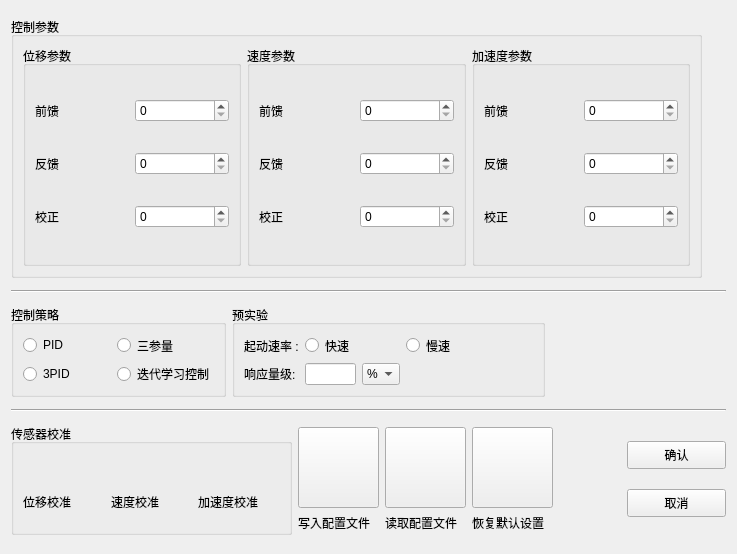
Above: control_param.ui from JJXiangJiaoJun/my_popwil before the change. Below: the same form after it.
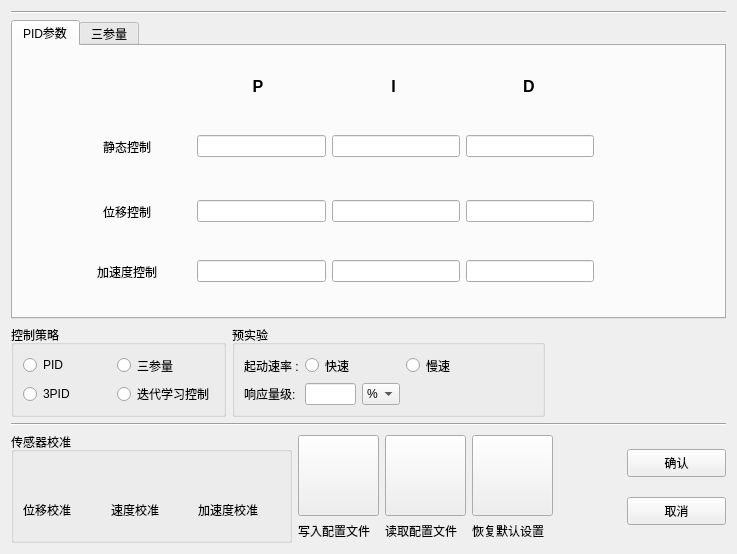
That is the form after the change. Icons and pictures are not drawn.

Commit message: add control paramter

The edit to the form file:
```diff
--- a/control_param.ui
+++ b/control_param.ui
@@ -24,216 +24,6 @@
    <string notr="true"/>
   </property>
   <layout class="QGridLayout" name="gridLayout_10">
-   <item row="0" column="0" colspan="3">
-    <widget class="QGroupBox" name="PIDset">
-     <property name="minimumSize">
-      <size>
-       <width>691</width>
-       <height>261</height>
-      </size>
-     </property>
-     <property name="maximumSize">
-      <size>
-       <width>691</width>
-       <height>261</height>
-      </size>
-     </property>
-     <property name="title">
-      <string>控制参数</string>
-     </property>
-     <layout class="QGridLayout" name="gridLayout_4">
-      <item row="0" column="0">
-       <widget class="QGroupBox" name="P">
-        <property name="title">
-         <string>位移参数</string>
-        </property>
-        <layout class="QGridLayout" name="gridLayout_5">
-         <item row="0" column="0">
-          <widget class="QLabel" name="pos_P">
-           <property name="text">
-            <string>前馈</string>
-           </property>
-          </widget>
-         </item>
-         <item row="0" column="1">
-          <widget class="QSpinBox" name="pos_p_Box"/>
-         </item>
-         <item row="1" column="0">
-          <widget class="QLabel" name="pos_I">
-           <property name="text">
-            <string>反馈</string>
-           </property>
-          </widget>
-         </item>
-         <item row="1" column="1">
-          <widget class="QSpinBox" name="pos_i_box"/>
-         </item>
-         <item row="2" column="0">
-          <widget class="QLabel" name="pos_D">
-           <property name="text">
-            <string>校正</string>
-           </property>
-          </widget>
-         </item>
-         <item row="2" column="1">
-          <widget class="QSpinBox" name="pos_d_box"/>
-         </item>
-        </layout>
-       </widget>
-      </item>
-      <item row="0" column="1">
-       <widget class="QGroupBox" name="v">
-        <property name="title">
-         <string>速度参数</string>
-        </property>
-        <layout class="QGridLayout" name="gridLayout">
-         <item row="0" column="0">
-          <widget class="QLabel" name="velocity_P">
-           <property name="text">
-            <string>前馈</string>
-           </property>
-          </widget>
-         </item>
-         <item row="0" column="1">
-          <widget class="QSpinBox" name="velocity_p_box"/>
-         </item>
-         <item row="1" column="0">
-          <widget class="QLabel" name="velocity_I">
-           <property name="text">
-            <string>反馈</string>
-           </property>
-          </widget>
-         </item>
-         <item row="1" column="1">
-          <widget class="QSpinBox" name="velocity_i_box"/>
-         </item>
-         <item row="2" column="0">
-          <widget class="QLabel" name="velocity_D">
-           <property name="text">
-            <string>校正</string>
-           </property>
-          </widget>
-         </item>
-         <item row="2" column="1">
-          <widget class="QSpinBox" name="velocity_d_box"/>
-         </item>
-        </layout>
-       </widget>
-      </item>
-      <item row="0" column="2">
-       <widget class="QGroupBox" name="a">
-        <property name="title">
-         <string>加速度参数</string>
-        </property>
-        <layout class="QGridLayout" name="gridLayout_6">
-         <item row="0" column="0">
-          <widget class="QLabel" name="acc_P">
-           <property name="text">
-            <string>前馈</string>
-           </property>
-          </widget>
-         </item>
-         <item row="0" column="1">
-          <widget class="QSpinBox" name="acc_p_box"/>
-         </item>
-         <item row="1" column="0">
-          <widget class="QLabel" name="acc_I">
-           <property name="text">
-            <string>反馈</string>
-           </property>
-          </widget>
-         </item>
-         <item row="1" column="1">
-          <widget class="QSpinBox" name="acc_i_box"/>
-         </item>
-         <item row="2" column="0">
-          <widget class="QLabel" name="acc_D">
-           <property name="text">
-            <string>校正</string>
-           </property>
-          </widget>
-         </item>
-         <item row="2" column="1">
-          <widget class="QSpinBox" name="acc_d_box"/>
-         </item>
-        </layout>
-       </widget>
-      </item>
-     </layout>
-    </widget>
-   </item>
-   <item row="1" column="0" colspan="3">
-    <widget class="Line" name="line">
-     <property name="orientation">
-      <enum>Qt::Horizontal</enum>
-     </property>
-    </widget>
-   </item>
-   <item row="2" column="0">
-    <widget class="QGroupBox" name="control_set">
-     <property name="minimumSize">
-      <size>
-       <width>215</width>
-       <height>92</height>
-      </size>
-     </property>
-     <property name="maximumSize">
-      <size>
-       <width>215</width>
-       <height>92</height>
-      </size>
-     </property>
-     <property name="title">
-      <string>控制策略</string>
-     </property>
-     <layout class="QGridLayout" name="gridLayout_2">
-      <item row="0" column="0">
-       <widget class="QRadioButton" name="single_channel">
-        <property name="text">
-         <string>PID</string>
-        </property>
-        <property name="icon">
-         <iconset resource="assets.qrc">
-          <normaloff>:/my_icon/Ressources/48/52.png</normaloff>:/my_icon/Ressources/48/52.png</iconset>
-        </property>
-       </widget>
-      </item>
-      <item row="0" column="1">
-       <widget class="QRadioButton" name="multiple_channel_3">
-        <property name="text">
-         <string>三参量</string>
-        </property>
-        <property name="icon">
-         <iconset resource="assets.qrc">
-          <normaloff>:/my_icon/Ressources/48/51.png</normaloff>:/my_icon/Ressources/48/51.png</iconset>
-        </property>
-       </widget>
-      </item>
-      <item row="1" column="0">
-       <widget class="QRadioButton" name="maximun">
-        <property name="text">
-         <string>3PID</string>
-        </property>
-        <property name="icon">
-         <iconset resource="assets.qrc">
-          <normaloff>:/my_icon/Ressources/48/105.png</normaloff>:/my_icon/Ressources/48/105.png</iconset>
-        </property>
-       </widget>
-      </item>
-      <item row="1" column="1">
-       <widget class="QRadioButton" name="minimun">
-        <property name="text">
-         <string>迭代学习控制</string>
-        </property>
-        <property name="icon">
-         <iconset resource="assets.qrc">
-          <normaloff>:/my_icon/Ressources/48/103.png</normaloff>:/my_icon/Ressources/48/103.png</iconset>
-        </property>
-       </widget>
-      </item>
-     </layout>
-    </widget>
-   </item>
    <item row="2" column="1">
     <widget class="QGroupBox" name="pre_exp">
      <property name="minimumSize">
@@ -259,6 +49,13 @@
         </property>
        </widget>
       </item>
+      <item row="0" column="0">
+       <widget class="QLabel" name="start_velociy">
+        <property name="text">
+         <string>起动速率 :</string>
+        </property>
+       </widget>
+      </item>
       <item row="1" column="3">
        <spacer name="horizontalSpacer_2">
         <property name="orientation">
@@ -272,6 +69,27 @@
         </property>
        </spacer>
       </item>
+      <item row="1" column="2">
+       <widget class="QComboBox" name="order">
+        <property name="minimumSize">
+         <size>
+          <width>38</width>
+          <height>0</height>
+         </size>
+        </property>
+        <property name="maximumSize">
+         <size>
+          <width>38</width>
+          <height>16777215</height>
+         </size>
+        </property>
+        <item>
+         <property name="text">
+          <string>%</string>
+         </property>
+        </item>
+       </widget>
+      </item>
       <item row="1" column="1">
        <widget class="QLineEdit" name="activate_value">
         <property name="minimumSize">
@@ -299,34 +117,6 @@
         </property>
        </widget>
       </item>
-      <item row="1" column="2">
-       <widget class="QComboBox" name="order">
-        <property name="minimumSize">
-         <size>
-          <width>38</width>
-          <height>0</height>
-         </size>
-        </property>
-        <property name="maximumSize">
-         <size>
-          <width>38</width>
-          <height>16777215</height>
-         </size>
-        </property>
-        <item>
-         <property name="text">
-          <string>%</string>
-         </property>
-        </item>
-       </widget>
-      </item>
-      <item row="0" column="0">
-       <widget class="QLabel" name="start_velociy">
-        <property name="text">
-         <string>起动速率 :</string>
-        </property>
-       </widget>
-      </item>
       <item row="0" column="1">
        <widget class="QRadioButton" name="fast">
         <property name="text">
@@ -341,24 +131,69 @@
      </layout>
     </widget>
    </item>
-   <item row="2" column="2">
-    <spacer name="horizontalSpacer">
-     <property name="orientation">
-      <enum>Qt::Horizontal</enum>
+   <item row="2" column="0">
+    <widget class="QGroupBox" name="control_set">
+     <property name="minimumSize">
+      <size>
+       <width>215</width>
+       <height>92</height>
+      </size>
      </property>
-     <property name="sizeHint" stdset="0">
+     <property name="maximumSize">
       <size>
-       <width>170</width>
-       <height>20</height>
+       <width>215</width>
+       <height>92</height>
       </size>
      </property>
-    </spacer>
-   </item>
-   <item row="3" column="0" colspan="3">
-    <widget class="Line" name="line_2">
-     <property name="orientation">
-      <enum>Qt::Horizontal</enum>
+     <property name="title">
+      <string>控制策略</string>
      </property>
+     <layout class="QGridLayout" name="gridLayout_2">
+      <item row="0" column="0">
+       <widget class="QRadioButton" name="PID_RadioButton">
+        <property name="text">
+         <string>PID</string>
+        </property>
+        <property name="icon">
+         <iconset resource="assets.qrc">
+          <normaloff>:/my_icon/Ressources/48/52.png</normaloff>:/my_icon/Ressources/48/52.png</iconset>
+        </property>
+       </widget>
+      </item>
+      <item row="0" column="1">
+       <widget class="QRadioButton" name="TVC_RadioButton">
+        <property name="text">
+         <string>三参量</string>
+        </property>
+        <property name="icon">
+         <iconset resource="assets.qrc">
+          <normaloff>:/my_icon/Ressources/48/51.png</normaloff>:/my_icon/Ressources/48/51.png</iconset>
+        </property>
+       </widget>
+      </item>
+      <item row="1" column="0">
+       <widget class="QRadioButton" name="ThreePID_RadioButton">
+        <property name="text">
+         <string>3PID</string>
+        </property>
+        <property name="icon">
+         <iconset resource="assets.qrc">
+          <normaloff>:/my_icon/Ressources/48/105.png</normaloff>:/my_icon/Ressources/48/105.png</iconset>
+        </property>
+       </widget>
+      </item>
+      <item row="1" column="1">
+       <widget class="QRadioButton" name="IterativeControl_RadioButton">
+        <property name="text">
+         <string>迭代学习控制</string>
+        </property>
+        <property name="icon">
+         <iconset resource="assets.qrc">
+          <normaloff>:/my_icon/Ressources/48/103.png</normaloff>:/my_icon/Ressources/48/103.png</iconset>
+        </property>
+       </widget>
+      </item>
+     </layout>
     </widget>
    </item>
    <item row="4" column="0" colspan="3">
@@ -488,7 +323,7 @@
        <item row="0" column="0">
         <layout class="QGridLayout" name="gridLayout_7">
          <item row="0" column="0">
-          <widget class="QPushButton" name="upload">
+          <widget class="QPushButton" name="WriteConfigFile_PushButton">
            <property name="minimumSize">
             <size>
              <width>81</width>
@@ -531,7 +366,7 @@
           </widget>
          </item>
          <item row="0" column="1">
-          <widget class="QPushButton" name="download">
+          <widget class="QPushButton" name="ReadConfigFile_PushButton">
            <property name="minimumSize">
             <size>
              <width>81</width>
@@ -567,7 +402,7 @@
           </widget>
          </item>
          <item row="0" column="2">
-          <widget class="QPushButton" name="set_default">
+          <widget class="QPushButton" name="SetDefaultConfig_PushButton">
            <property name="minimumSize">
             <size>
              <width>81</width>
@@ -616,7 +451,7 @@
           <enum>QLayout::SetMinAndMaxSize</enum>
          </property>
          <item>
-          <widget class="QPushButton" name="OK_btn">
+          <widget class="QPushButton" name="OK_PushButton">
            <property name="minimumSize">
             <size>
              <width>99</width>
@@ -639,7 +474,7 @@
           </widget>
          </item>
          <item>
-          <widget class="QPushButton" name="Cancel_btn">
+          <widget class="QPushButton" name="Cancel_PushButton">
            <property name="minimumSize">
             <size>
              <width>99</width>
@@ -667,6 +502,224 @@
      </item>
     </layout>
    </item>
+   <item row="0" column="0" colspan="3">
+    <widget class="Line" name="line">
+     <property name="orientation">
+      <enum>Qt::Horizontal</enum>
+     </property>
+    </widget>
+   </item>
+   <item row="2" column="2">
+    <spacer name="horizontalSpacer">
+     <property name="orientation">
+      <enum>Qt::Horizontal</enum>
+     </property>
+     <property name="sizeHint" stdset="0">
+      <size>
+       <width>170</width>
+       <height>20</height>
+      </size>
+     </property>
+    </spacer>
+   </item>
+   <item row="3" column="0" colspan="3">
+    <widget class="Line" name="line_2">
+     <property name="orientation">
+      <enum>Qt::Horizontal</enum>
+     </property>
+    </widget>
+   </item>
+   <item row="1" column="0" colspan="3">
+    <widget class="QTabWidget" name="tabWidget">
+     <property name="currentIndex">
+      <number>0</number>
+     </property>
+     <widget class="QWidget" name="PID_Tab">
+      <attribute name="title">
+       <string>PID参数</string>
+      </attribute>
+      <widget class="QWidget" name="layoutWidget">
+       <property name="geometry">
+        <rect>
+         <x>50</x>
+         <y>20</y>
+         <width>531</width>
+         <height>41</height>
+        </rect>
+       </property>
+       <layout class="QHBoxLayout" name="horizontalLayout_6" stretch="1,1,1,1">
+        <item>
+         <spacer name="horizontalSpacer_5">
+          <property name="orientation">
+           <enum>Qt::Horizontal</enum>
+          </property>
+          <property name="sizeHint" stdset="0">
+           <size>
+            <width>40</width>
+            <height>20</height>
+           </size>
+          </property>
+         </spacer>
+        </item>
+        <item>
+         <widget class="QLabel" name="label_8">
+          <property name="font">
+           <font>
+            <pointsize>11</pointsize>
+           </font>
+          </property>
+          <property name="text">
+           <string>&lt;html&gt;&lt;head/&gt;&lt;body&gt;&lt;p&gt;&lt;span style=&quot; font-size:12pt; font-weight:600;&quot;&gt;P&lt;/span&gt;&lt;/p&gt;&lt;/body&gt;&lt;/html&gt;</string>
+          </property>
+          <property name="alignment">
+           <set>Qt::AlignCenter</set>
+          </property>
+         </widget>
+        </item>
+        <item>
+         <widget class="QLabel" name="label_9">
+          <property name="text">
+           <string>&lt;html&gt;&lt;head/&gt;&lt;body&gt;&lt;p&gt;&lt;span style=&quot; font-size:12pt; font-weight:600;&quot;&gt;I&lt;/span&gt;&lt;/p&gt;&lt;/body&gt;&lt;/html&gt;</string>
+          </property>
+          <property name="alignment">
+           <set>Qt::AlignCenter</set>
+          </property>
+         </widget>
+        </item>
+        <item>
+         <widget class="QLabel" name="label_12">
+          <property name="text">
+           <string>&lt;html&gt;&lt;head/&gt;&lt;body&gt;&lt;p&gt;&lt;span style=&quot; font-size:12pt; font-weight:600;&quot;&gt;D&lt;/span&gt;&lt;/p&gt;&lt;/body&gt;&lt;/html&gt;</string>
+          </property>
+          <property name="alignment">
+           <set>Qt::AlignCenter</set>
+          </property>
+         </widget>
+        </item>
+       </layout>
+      </widget>
+      <widget class="QWidget" name="layoutWidget_2">
+       <property name="geometry">
+        <rect>
+         <x>50</x>
+         <y>80</y>
+         <width>531</width>
+         <height>41</height>
+        </rect>
+       </property>
+       <layout class="QHBoxLayout" name="horizontalLayout_3" stretch="1,1,1,1">
+        <item>
+         <widget class="QLabel" name="label_13">
+          <property name="styleSheet">
+           <string notr="true">font: 75 12pt &quot;Agency FB&quot;;</string>
+          </property>
+          <property name="text">
+           <string>静态控制</string>
+          </property>
+          <property name="alignment">
+           <set>Qt::AlignCenter</set>
+          </property>
+         </widget>
+        </item>
+        <item>
+         <widget class="QLineEdit" name="P_StaticControl_LineEdit">
+          <property name="readOnly">
+           <bool>false</bool>
+          </property>
+         </widget>
+        </item>
+        <item>
+         <widget class="QLineEdit" name="I_StaticControl_LineEdit">
+          <property name="readOnly">
+           <bool>false</bool>
+          </property>
+         </widget>
+        </item>
+        <item>
+         <widget class="QLineEdit" name="D_StaticControl_LineEdit">
+          <property name="readOnly">
+           <bool>false</bool>
+          </property>
+         </widget>
+        </item>
+       </layout>
+      </widget>
+      <widget class="QWidget" name="layoutWidget_3">
+       <property name="geometry">
+        <rect>
+         <x>50</x>
+         <y>140</y>
+         <width>531</width>
+         <height>51</height>
+        </rect>
+       </property>
+       <layout class="QHBoxLayout" name="horizontalLayout_7" stretch="1,1,1,1">
+        <item>
+         <widget class="QLabel" name="label_14">
+          <property name="styleSheet">
+           <string notr="true">font: 75 12pt &quot;Agency FB&quot;;</string>
+          </property>
+          <property name="text">
+           <string>位移控制</string>
+          </property>
+          <property name="alignment">
+           <set>Qt::AlignCenter</set>
+          </property>
+         </widget>
+        </item>
+        <item>
+         <widget class="QLineEdit" name="P_PosControl_LineEdit"/>
+        </item>
+        <item>
+         <widget class="QLineEdit" name="I_PosControl_LineEdit"/>
+        </item>
+        <item>
+         <widget class="QLineEdit" name="D_PosControl_LineEdit"/>
+        </item>
+       </layout>
+      </widget>
+      <widget class="QWidget" name="layoutWidget_4">
+       <property name="geometry">
+        <rect>
+         <x>50</x>
+         <y>200</y>
+         <width>531</width>
+         <height>51</height>
+        </rect>
+       </property>
+       <layout class="QHBoxLayout" name="horizontalLayout_12" stretch="1,1,1,1">
+        <item>
+         <widget class="QLabel" name="label_20">
+          <property name="styleSheet">
+           <string notr="true">font: 75 12pt &quot;Agency FB&quot;;</string>
+          </property>
+          <property name="text">
+           <string>加速度控制</string>
+          </property>
+          <property name="alignment">
+           <set>Qt::AlignCenter</set>
+          </property>
+         </widget>
+        </item>
+        <item>
+         <widget class="QLineEdit" name="P_AccControl_LineEdit"/>
+        </item>
+        <item>
+         <widget class="QLineEdit" name="I_AccControl_LineEdit"/>
+        </item>
+        <item>
+         <widget class="QLineEdit" name="D_AccControl_LineEdit"/>
+        </item>
+       </layout>
+      </widget>
+     </widget>
+     <widget class="QWidget" name="TVC_Tab">
+      <attribute name="title">
+       <string>三参量</string>
+      </attribute>
+     </widget>
+    </widget>
+   </item>
   </layout>
  </widget>
  <resources>
```
The commit also changes 24 other files.
